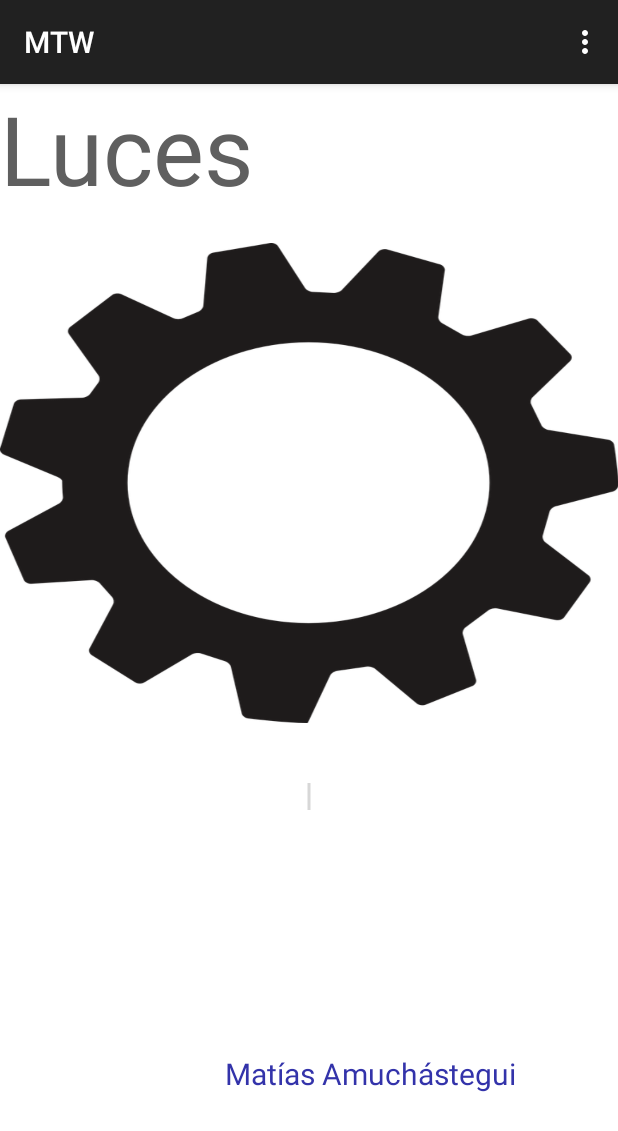
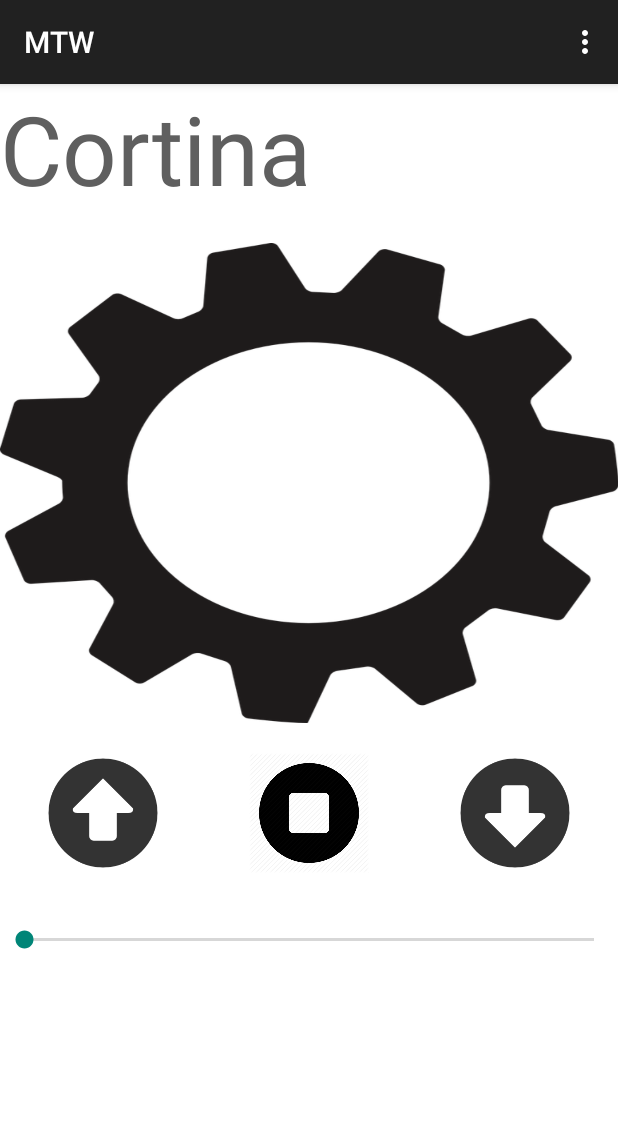
Before and after one commit to matamuchastegui/cortina, an Android app: the screen it shows after launch (MainActivity), on a phone screen of 412 x 824 dp. Shown: the top 1131 px of the screen. Run offline under Robolectric (Android 15) with nearby library versions, the phone set to English and light mode, and no system bars.

Commit message:
Enviando y recibiendo datos con éxito.

```diff
--- a/app/src/main/java/com/example/mati/Solmaforo/MainActivity.java
+++ b/app/src/main/java/com/example/mati/Solmaforo/MainActivity.java
@@ -13,8 +13,11 @@ import android.util.Log;
 import android.view.Menu;
 import android.view.MenuItem;
 import android.view.View;
+import android.widget.SeekBar;
+import android.widget.SeekBar.OnSeekBarChangeListener;
 import android.widget.Toast;
 import android.widget.ToggleButton;
+import android.widget.Button;
 
 import com.example.mati.mtw.R;
 
@@ -54,54 +57,60 @@ public class MainActivity extends ActionBarActivity {
         super.onCreate(savedInstanceState);
         setContentView(R.layout.activity_main);
 
-        /*final ToggleButton BotonLiv1 = (ToggleButton)findViewById(R.id.Led1);
-        BotonLiv1.setOnClickListener(new View.OnClickListener() {
+        final Button BotonUp = (Button)findViewById(R.id.up);
+        BotonUp.setOnClickListener(new View.OnClickListener() {
             public void onClick(View vv) {
-
-                if(BotonLiv1.isChecked())     {
-                    if(D) Log.e("BotonLiv1", "Encendiendo..");
-                    sendMessage("1\r");
-                    findViewById(R.id.Led1).setBackgroundResource(R.drawable.luz1);
-                }
-                else {
-                    if(D) Log.e("BotonLiv1", "Apagando..");
-                    sendMessage("2\r");
-                    findViewById(R.id.Led1).setBackgroundResource(R.drawable.luz2);
-                }
+                if (D) Log.e("Subir", "Subiendo..");
+                sendMessage("u\r");
+                findViewById(R.id.progress).setVisibility(View.VISIBLE);
+                findViewById(R.id.engranaje).setVisibility(View.VISIBLE);
+                findViewById(R.id.engranaje).setBackgroundResource(R.drawable.eng1);
             }
         });
-        final ToggleButton BotonLiv2 = (ToggleButton)findViewById(R.id.Led2);
-        BotonLiv2.setOnClickListener(new View.OnClickListener() {
+        final Button BotonDown = (Button)findViewById(R.id.down);
+        BotonDown.setOnClickListener(new View.OnClickListener() {
             public void onClick(View vv) {
-
-                if(BotonLiv2.isChecked())     {
-                    if(D) Log.e("BotonLiv2", "Encendiendo..");
-                    sendMessage("3\r");
-                    findViewById(R.id.Led2).setBackgroundResource(R.drawable.luz1);
-                }
-                else {
-                    if(D) Log.e("BotonLiv2", "Apagando..");
-                    sendMessage("4\r");
-                    findViewById(R.id.Led2).setBackgroundResource(R.drawable.luz2);
-                }
+                if(D) Log.e("Down", "Bajando..");
+                sendMessage("d\r");
+                findViewById(R.id.progress).setVisibility(View.VISIBLE);
+                findViewById(R.id.engranaje).setVisibility(View.VISIBLE);
+                findViewById(R.id.engranaje).setBackgroundResource(R.drawable.eng2);
             }
         });
-        final ToggleButton BotonHab = (ToggleButton)findViewById(R.id.Led3);
-        BotonHab.setOnClickListener(new View.OnClickListener() {
+        final Button BotonStop = (Button)findViewById(R.id.stop_btn);
+        BotonStop.setOnClickListener(new View.OnClickListener() {
             public void onClick(View vv) {
+                if (D) Log.e("Frenar", "Deteniendo..");
+                sendMessage("s\r");
+                //findViewById(R.id.progress).setVisibility(View.INVISIBLE);
+                findViewById(R.id.engranaje).setVisibility(View.INVISIBLE);
+            }
+        });
 
-                if(BotonHab.isChecked())     {
-                    if(D) Log.e("BotonHab", "Encendiendo..");
-                    sendMessage("5\r");
-                    findViewById(R.id.Led3).setBackgroundResource(R.drawable.luz1);
-                }
-                else {
-                    if(D) Log.e("BotonHab", "Apagando..");
-                    sendMessage("6\r");
-                    findViewById(R.id.Led3).setBackgroundResource(R.drawable.luz2);
-                }
+        final SeekBar Seekbar = (SeekBar)findViewById(R.id.seekBar1);
+        Seekbar.setOnSeekBarChangeListener(new OnSeekBarChangeListener()
+        {
+            @Override
+            public void onStopTrackingTouch(SeekBar seekBar) {
+                // TODO Auto-generated method stub
             }
-        });*/
+
+            @Override
+            public void onStartTrackingTouch(SeekBar seekBar) {
+                // TODO Auto-generated method stub
+            }
+
+            @Override
+            public void onProgressChanged(SeekBar arg0, int progress, boolean arg2)
+            {
+                if(D) Log.e("Progress",String.valueOf(progress));
+                sendMessage("1\r");
+                //sendMessage(progress+"\r");
+            }
+        });
+
+
+
     }
 
     public  void onStart() {
@@ -163,7 +172,7 @@ public class MainActivity extends ActionBarActivity {
                 if(D) Log.e("conexion", "conectandonos");
                 vibrador = (Vibrator) getSystemService(VIBRATOR_SERVICE);
                 vibrador.vibrate(1000);
-                String address = "20:13:05:02:04:09";//Direccion Mac del  rn42
+                String address = "20:13:05:02:04:09";//"20:13:05:02:04:09";//Direccion Mac del  rn42
                 BluetoothDevice device = AdaptadorBT.getRemoteDevice(address);
                 Servicio_BT.connect(device);
                 return true;
@@ -206,15 +215,17 @@ public class MainActivity extends ActionBarActivity {
                     String readMessage = new String(readBuf, 0, msg.arg1);
                     if(D) Log.e(TAG, "Message_read   =w= "+ readMessage);
                     if(readMessage.equals("A"))
-                        findViewById(R.id.Led1).setBackgroundResource(R.drawable.eng);
+                        findViewById(R.id.engranaje).setBackgroundResource(R.drawable.eng);
                     if(readMessage.equals("B"))
-                        findViewById(R.id.Led1).setBackgroundResource(R.drawable.eng2);
+                        findViewById(R.id.engranaje).setBackgroundResource(R.drawable.eng1);
                     if(readMessage.equals("C"))
-                        findViewById(R.id.Led1).setBackgroundResource(R.drawable.eng3);
+                        findViewById(R.id.engranaje).setBackgroundResource(R.drawable.eng2);
                     if(readMessage.equals("D"))
-                        findViewById(R.id.Led1).setBackgroundResource(R.drawable.luz1);
+                        findViewById(R.id.engranaje).setBackgroundResource(R.drawable.eng3);
                     if(readMessage.equals("E"))
-                        findViewById(R.id.Led1).setBackgroundResource(R.drawable.luz2);
+                        findViewById(R.id.engranaje).setBackgroundResource(R.drawable.luz1);
+                    if(readMessage.equals("R"))
+                        findViewById(R.id.progress).setVisibility(View.INVISIBLE);
                     break;
                 //>>>>>>>>>>>>>>>>>>>>>>>>>>>>>>>>>>>>>>>>>>>>>>>>>>>>>>>>>>>>>>>>>>>>>>>>>>>>>>>>>>>>>>>>>>>>>>>>>>>>>
                 case Mensaje_Nombre_Dispositivo:
--- a/app/src/main/res/layout/activity_main.xml
+++ b/app/src/main/res/layout/activity_main.xml
@@ -3,8 +3,9 @@
     android:layout_width="match_parent"
     android:layout_height="match_parent"
     android:background="#fff" >
-    <RelativeLayout
+    <LinearLayout
         android:id="@+id/layout1"
+        android:orientation="vertical"
         android:layout_width="fill_parent"
         android:layout_height="fill_parent">
 
@@ -16,7 +17,7 @@
             android:layout_height="wrap_content"
             android:layout_alignParentTop="true"
             android:layout_centerHorizontal="true"
-            android:text="Luces"
+            android:text="Cortina"
             android:textColor="#5f5f5f"
             android:textSize="64sp"
             tools:context=".MainActivity" />
@@ -28,7 +29,7 @@
             android:layout_height="wrap_content"
             android:layout_below="@+id/textView1">
             <ToggleButton
-                android:id="@+id/Led1"
+                android:id="@+id/engranaje"
                 android:layout_width="match_parent"
                 android:layout_height="320dp"
                 android:layout_gravity="center"
@@ -52,11 +53,28 @@
                 android:layout_height="wrap_content">
 
                 <Button
-                    android:id="@+id/piso1"
-                    android:layout_width="120dp"
-                    android:layout_height="120dp"
+                    android:id="@+id/up"
+                    android:layout_width="80dp"
+                    android:layout_height="80dp"
                     android:layout_gravity="center"
                     android:background="@drawable/up"
+                    android:text="@string/vacio"
+                    android:textOff="@string/vacio"
+                    android:textOn="@string/vacio"/>
+            </LinearLayout>
+            <LinearLayout
+                android:orientation="vertical"
+                android:id="@+id/stop_layout"
+                android:layout_width="match_parent"
+                android:layout_height="wrap_content"
+                android:layout_weight="1">
+
+                <Button
+                    android:id="@+id/stop_btn"
+                    android:layout_width="80dp"
+                    android:layout_height="80dp"
+                    android:layout_gravity="center"
+                    android:background="@drawable/stop1"
                     android:text="@string/vacio"
                     android:textOff="@string/vacio"
                     android:textOn="@string/vacio"/>
@@ -66,53 +84,56 @@
                 android:id="@+id/line2"
                 android:layout_width="match_parent"
                 android:layout_height="wrap_content"
-                android:layout_weight="1"
-                android:layout_below="@+id/line1">
+                android:layout_weight="1">
 
                 <Button
-                    android:id="@+id/piso2"
-                    android:layout_width="120dp"
-                    android:layout_height="120dp"
+                    android:id="@+id/down"
+                    android:layout_width="80dp"
+                    android:layout_height="80dp"
                     android:layout_gravity="center"
                     android:background="@drawable/down"
                     android:text="@string/vacio"
                     android:textOff="@string/vacio"
                     android:textOn="@string/vacio"/>
             </LinearLayout>
+        </LinearLayout>
         <LinearLayout
             android:id="@+id/seek"
-                android:layout_marginTop="20dp"
-                android:orientation="horizontal"
             android:layout_width="match_parent"
             android:layout_height="wrap_content"
-                android:layout_below="@+id/line2">
+            android:layout_below="@+id/progress_layout">
         <SeekBar
             android:id="@+id/seekBar1"
+            android:layout_marginTop="20dp"
+            android:layout_marginBottom="20dp"
             android:layout_width="match_parent"
-                    android:layout_height="wrap_content"
-                    android:rotation="270"
-                    />
-            </LinearLayout>
+            android:layout_height="50dp"
+            android:indeterminate="false" />
         </LinearLayout>
         <LinearLayout
-            android:id="@+id/firma"
+            android:id="@+id/progress_layout"
             android:layout_marginTop="20dp"
             android:orientation="horizontal"
             android:layout_width="match_parent"
             android:layout_height="wrap_content"
             android:layout_below="@+id/botones">
-            <TextView
-                android:id="@+id/author"
+        <ProgressBar
+            android:id="@+id/progress"
+            android:max="255"
+            android:visibility="invisible"
             android:layout_width="match_parent"
-                android:layout_height="wrap_content"
-                android:layout_below="@+id/line0"
-                android:layout_marginTop="60dp"
-                android:textColor="#33a"
-                android:textSize="20dp"
-                android:paddingLeft="150dp"
-                android:text="@string/author"/>
+            android:layout_height="290dp"
+            android:layout_alignParentRight="true"
+            android:layout_marginRight="5dp"
+            android:layout_marginTop="30dp"
+            android:layout_marginBottom="30dp"
+            android:rotation="270"
+            android:progress="0" />
+
         </LinearLayout>
-    </RelativeLayout>
+
+
+    </LinearLayout>
 
 
 </ScrollView>
```
Also changed, not shown: app/src/main/res/drawable/stop.png (added), app/src/main/res/drawable/stop1.png (added). Lines whose indentation alone changed are shown as unchanged.
